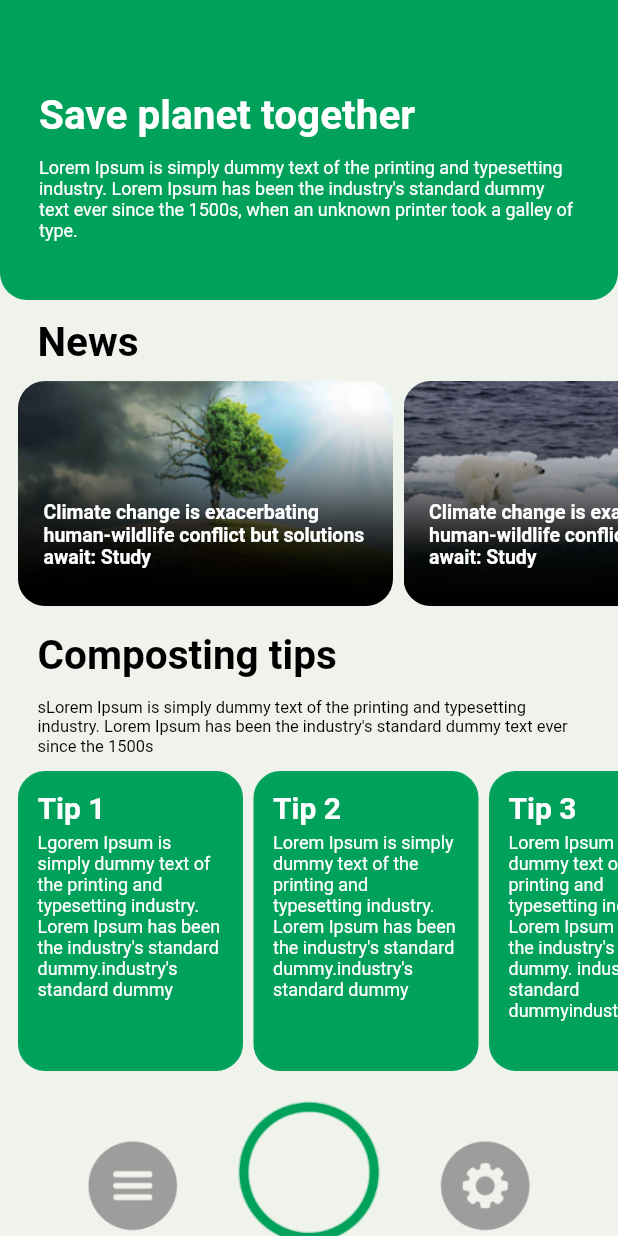
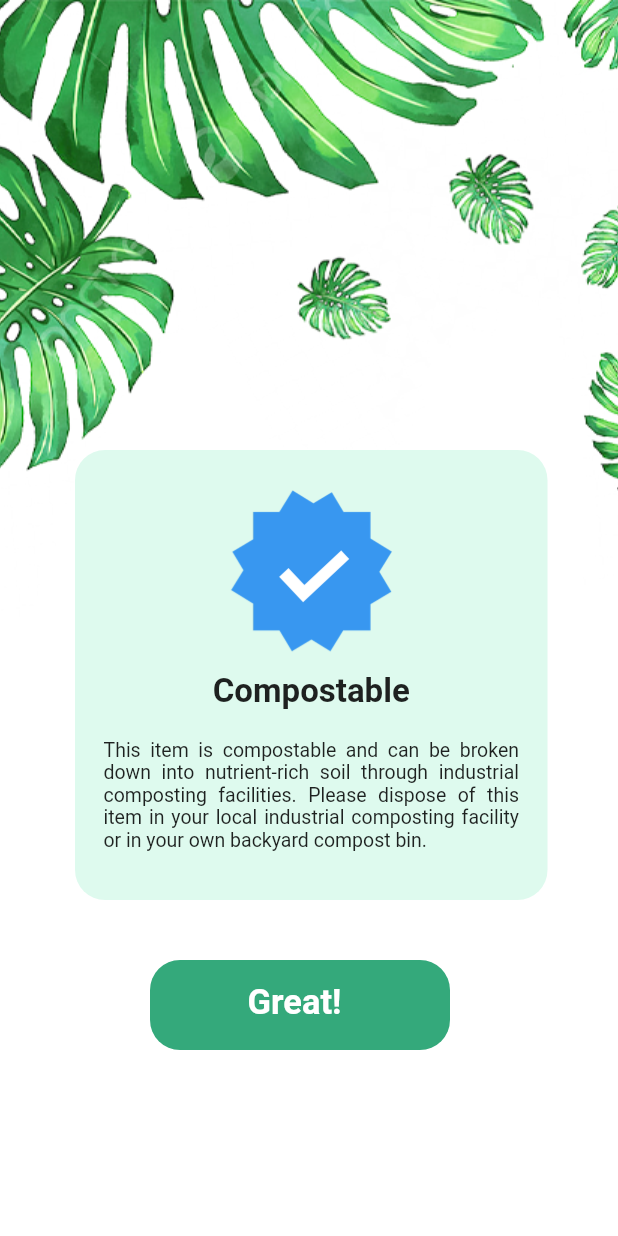
Before and after one commit to kylsnchz12/softeng-cmc, a Flutter app: the screen it shows after launch, on a phone screen of 412 x 824 dp. Run offline on Flutter 3.47's test engine with Material 2 defaults, Android fonts, the phone set to English and light mode, and no system bars; our stand-ins replace camera.

Commit message:
compostable screen

```diff
--- a/soft_eng_cmc/lib/main.dart
+++ b/soft_eng_cmc/lib/main.dart
@@ -2,6 +2,8 @@ import 'package:camera/camera.dart';
 import 'package:flutter/material.dart';
 import 'package:soft_eng_cmc/screens/camera_page.dart';
 import 'package:soft_eng_cmc/screens/home_screen.dart';
+
+import 'screens/home2.dart';
 
 late List<CameraDescription> _cameras;
 
@@ -109,7 +111,7 @@ class _MainScreenState extends State<MainScreen> {
       debugShowCheckedModeBanner: false,
       theme: ThemeData(scaffoldBackgroundColor: Colors.white),
       routes: {
-        "/": (context) => const HomeScreen(),
+        "/": (context) => const HomeScreenTwo(),
         "cameraPage": (context) => CameraPage(
               cameraController: controller,
             )
--- a/soft_eng_cmc/lib/screens/camera_page.dart
+++ b/soft_eng_cmc/lib/screens/camera_page.dart
@@ -24,25 +24,32 @@ class _CameraPageState extends State<CameraPage> {
   XFile? pictureFile;
   String message = '';
   bool resultCall = false;
+  bool _isLoading = false;
+
+  void show() {
+    setState(() {
+      _isLoading = true;
+    });
+  }
+
+  void hide() {
+    setState(() {
+      _isLoading = false;
+    });
+  }
 
   Future<String> uploadImage(File imageFile) async {
     var stream = http.ByteStream(imageFile.openRead());
     stream.cast();
     var length = await imageFile.length();
 
-    var uri = Uri.parse('https://aa9c-110-54-231-24.ngrok-free.app/upload');
+    var uri = Uri.parse('https://63a5-110-54-230-32.ngrok-free.app/upload');
     var request = http.MultipartRequest("POST", uri);
     var multipartFile = http.MultipartFile('files', stream, length,
         filename: imageFile.path.split("/").last);
     request.files.add(multipartFile);
 
     var completer = Completer<String>();
-
-    // showDialog(
-    //     context: context,
-    //     builder: ((context) {
-    //       return Center(child: CircularProgressIndicator());
-    //     }));
 
     var response = await request.send();
     if (response.statusCode == 200) {
@@ -51,7 +58,7 @@ class _CameraPageState extends State<CameraPage> {
       print("Error uploading image");
     }
     response.stream.transform(utf8.decoder).listen((value) {
-      // print(value);
+      print(value);
       final decoded = json.decode(value);
       final message = decoded['message'];
 
@@ -65,6 +72,7 @@ class _CameraPageState extends State<CameraPage> {
         completer.complete("Error");
       }
     });
+
     return completer.future;
   }
 
@@ -126,11 +134,18 @@ class _CameraPageState extends State<CameraPage> {
                 padding: const EdgeInsets.only(bottom: 35),
                 child: GestureDetector(
                   onTap: () async {
+                    show();
+                    if (_isLoading) {
+                      const Center(
+                        child: CircularProgressIndicator(),
+                      );
+                    }
                     pictureFile = await widget.cameraController?.takePicture();
 
                     File imageFile = File(pictureFile!.path);
 
                     String result = await uploadImage(imageFile);
+                    hide();
                     print(result);
 
                     if (resultCall == true) {
@@ -193,7 +208,7 @@ class _CameraPageState extends State<CameraPage> {
                                       ),
                                       const SizedBox(height: 24),
                                       const Text(
-                                        "Lorem Ipsum is simply dummy text of the printing and typesetting industry. Lorem Ipsum has been the industry's standard dummy text ever since the 1500s, when an unknown printer took a galley of type and scrambled it to make a type specimen book. It has survived not only five centuries, but also the leap into electronic typesetting, remaining essentially unchanged. It was popularised in the 1960s with the release of Letraset sheets containing Lorem Ipsum passages, and more recently with desktop publishing software like Aldus PageMaker including versions of Lorem Ipsum.",
+                                        "This item is compostable and can be broken down into nutrient-rich soil through industrial composting facilities. Please dispose of this item in your local industrial composting facility or in your own backyard compost bin to reduce waste and nourish the soil. Note: Do not dispose of this item in your regular trash as it will not break down in a landfill.",
                                         style: TextStyle(
                                             fontSize: 15, color: Colors.black),
                                       )
@@ -238,9 +253,9 @@ class _CameraPageState extends State<CameraPage> {
                                           //   'assets/images/check.png',
                                           //   scale: 12,
                                           // ),
-                                          SizedBox(width: 5),
+                                          // SizedBox(width: 5),
                                           Text(
-                                            "Not Compostable",
+                                            "Non Compostable",
                                             style: TextStyle(
                                                 color: Colors.black,
                                                 fontSize: 30,
@@ -263,7 +278,7 @@ class _CameraPageState extends State<CameraPage> {
                                       ),
                                       const SizedBox(height: 24),
                                       const Text(
-                                        "Lorem Ipsum is simply dummy text of the printing and typesetting industry. Lorem Ipsum has been the industry's standard dummy text ever since the 1500s, when an unknown printer took a galley of type and scrambled it to make a type specimen book. It has survived not only five centuries, but also the leap into electronic typesetting, remaining essentially unchanged. It was popularised in the 1960s with the release of Letraset sheets containing Lorem Ipsum passages, and more recently with desktop publishing software like Aldus PageMaker including versions of Lorem Ipsum.",
+                                        "This item is not compostable and cannot be broken down into nutrient-rich soil. Please dispose of this item in your regular trash. Note: Do not attempt to compost this item in your backyard compost bin or dispose of it in your local industrial composting facility as it may contaminate the composting process and cause harm to the environment.",
                                         style: TextStyle(
                                             fontSize: 15, color: Colors.black),
                                       )
@@ -281,13 +296,13 @@ class _CameraPageState extends State<CameraPage> {
                       img: 'assets/images/camera_button2.png'),
                 ),
               ),
-              if (pictureFile != null)
-                SizedBox(
-                    width: screenWidth,
-                    height: screenHeight,
-                    child: FittedBox(
-                        fit: BoxFit.cover,
-                        child: Image.file(File(pictureFile!.path)))),
+              // if (pictureFile != null)
+              //   SizedBox(
+              //       width: screenWidth,
+              //       height: screenHeight,
+              //       child: FittedBox(
+              //           fit: BoxFit.cover,
+              //           child: Image.file(File(pictureFile!.path)))),
               const SizedBox(width: 37),
               const FrostedGlass(
                   w: 65.00, h: 65.00, img: 'assets/images/setting2.png'),
--- /dev/null
+++ b/soft_eng_cmc/lib/screens/home2.dart
@@ -0,0 +1,91 @@
+import 'package:flutter/material.dart';
+import 'package:flutter/src/widgets/framework.dart';
+import 'package:flutter/src/widgets/placeholder.dart';
+
+class HomeScreenTwo extends StatefulWidget {
+  const HomeScreenTwo({super.key});
+
+  @override
+  State<HomeScreenTwo> createState() => _HomeScreenTwoState();
+}
+
+class _HomeScreenTwoState extends State<HomeScreenTwo> {
+  @override
+  Widget build(BuildContext context) {
+    return Scaffold(
+      body: Stack(
+        children: [
+          Container(
+            height: 415,
+            width: 415,
+            decoration: const BoxDecoration(
+              image: DecorationImage(
+                image: AssetImage("assets/images/leaves.png"),
+                fit: BoxFit.cover,
+              ),
+            ),
+          ),
+          Column(
+            children: [
+              Padding(
+                padding: const EdgeInsets.only(left: 50, top: 300),
+                child: Container(
+                  height: 300,
+                  width: 315,
+                  decoration: BoxDecoration(
+                    color: const Color(0xFFDEFAEE),
+                    borderRadius: BorderRadius.circular(20),
+                  ),
+                  child: Column(
+                    mainAxisAlignment: MainAxisAlignment.center,
+                    children: [
+                      Image.asset(
+                        'assets/images/check.png',
+                        scale: 3,
+                      ),
+                      const SizedBox(width: 5),
+                      const Text(
+                        "Compostable",
+                        style: TextStyle(
+                            fontWeight: FontWeight.bold, fontSize: 22),
+                      ),
+                      const Padding(
+                        padding: EdgeInsets.all(19),
+                        child: Text(
+                          "This item is compostable and can be broken down into nutrient-rich soil through industrial composting facilities. Please dispose of this item in your local industrial composting facility or in your own backyard compost bin.",
+                          textAlign: TextAlign.justify,
+                          style: TextStyle(fontSize: 13),
+                        ),
+                      )
+                    ],
+                  ),
+                ),
+              ),
+            ],
+          ),
+          Padding(
+            padding: const EdgeInsets.only(left: 100, top: 640),
+            child: Container(
+              height: 60,
+              width: 200,
+              decoration: BoxDecoration(
+                color: const Color(0xFF34a97b),
+                borderRadius: BorderRadius.circular(20),
+              ),
+              child: const Padding(
+                padding: EdgeInsets.only(left: 65, top: 15),
+                child: Text(
+                  "Great!",
+                  style: TextStyle(
+                      fontSize: 23,
+                      fontWeight: FontWeight.bold,
+                      color: Color.fromARGB(255, 255, 255, 255)),
+                ),
+              ),
+            ),
+          )
+        ],
+      ),
+    );
+  }
+}
--- a/soft_eng_cmc/lib/screens/home_screen.dart
+++ b/soft_eng_cmc/lib/screens/home_screen.dart
@@ -31,7 +31,7 @@ class HomeScreen extends StatelessWidget {
                   crossAxisAlignment: CrossAxisAlignment.start,
                   children: const [
                     Text(
-                      "Save planet together",
+                      "EcoScan",
                       style: TextStyle(
                           color: Colors.white,
                           fontSize: 27,
@@ -49,136 +49,6 @@ class HomeScreen extends StatelessWidget {
                 ),
               ),
             ),
-          ),
-          const SizedBox(
-            height: 12,
-          ),
-          Padding(
-            padding: const EdgeInsets.only(left: 25, right: 25),
-            child: Column(
-              crossAxisAlignment: CrossAxisAlignment.start,
-              children: const [
-                Text(
-                  "News",
-                  style: TextStyle(
-                      color: Colors.black,
-                      fontSize: 27,
-                      fontWeight: FontWeight.bold),
-                ),
-              ],
-            ),
-          ),
-          const SizedBox(height: 10),
-          Padding(
-            padding: const EdgeInsets.only(left: 12),
-            child: SingleChildScrollView(
-                scrollDirection: Axis.horizontal,
-                child: Row(
-                  crossAxisAlignment: CrossAxisAlignment.start,
-                  children: [
-                    Stack(
-                      children: [
-                        Material(
-                          color: Colors.transparent,
-                          child: InkWell(
-                            onTap: () {},
-                            child: ClipRRect(
-                              borderRadius: BorderRadius.circular(18),
-                              child: Image.asset('assets/images/news1.png',
-                                  width: 250, height: 150),
-                            ),
-                          ),
-                        ),
-                        Positioned(
-                            top: 80,
-                            left: 17,
-                            right: 17,
-                            child: Row(
-                              children: const [
-                                Expanded(
-                                  child: Text(
-                                      "Climate change is exacerbating human-wildlife conflict but solutions await: Study",
-                                      style: TextStyle(
-                                          color: Colors.white,
-                                          fontSize: 13,
-                                          fontWeight: FontWeight.bold),
-                                      maxLines: 3,
-                                      overflow: TextOverflow.ellipsis),
-                                ),
-                              ],
-                            )),
-                      ],
-                    ),
-                    const SizedBox(width: 7),
-                    Stack(
-                      children: [
-                        Material(
-                          color: Colors.transparent,
-                          child: InkWell(
-                            onTap: () {},
-                            child: ClipRRect(
-                              borderRadius: BorderRadius.circular(18),
-                              child: Image.asset('assets/images/news2.png',
-                                  width: 250, height: 150),
-                            ),
-                          ),
-                        ),
-                        Positioned(
-                            top: 80,
-                            left: 17,
-                            right: 17,
-                            child: Row(
-                              children: const [
-                                Expanded(
-                                  child: Text(
-                                      "Climate change is exacerbating human-wildlife conflict but solutions await: Study",
-                                      style: TextStyle(
-                                          color: Colors.white,
-                                          fontSize: 13,
-                                          fontWeight: FontWeight.bold),
-                                      maxLines: 3,
-                                      overflow: TextOverflow.ellipsis),
-                                ),
-                              ],
-                            )),
-                      ],
-                    ),
-                    const SizedBox(width: 7),
-                    Stack(
-                      children: [
-                        Material(
-                          color: Colors.transparent,
-                          child: InkWell(
-                            onTap: () {},
-                            child: ClipRRect(
-                              borderRadius: BorderRadius.circular(18),
-                              child: Image.asset('assets/images/news3.png',
-                                  width: 250, height: 150),
-                            ),
-                          ),
-                        ),
-                        Positioned(
-                            top: 80,
-                            left: 17,
-                            right: 17,
-                            child: Row(
-                              children: const [
-                                Expanded(
-                                  child: Text(
-                                      "Climate change is exacerbating human-wildlife conflict but solutions await: Study",
-                                      style: TextStyle(
-                                          color: Colors.white,
-                                          fontSize: 13,
-                                          fontWeight: FontWeight.bold),
-                                      maxLines: 3,
-                                      overflow: TextOverflow.ellipsis),
-                                ),
-                              ],
-                            )),
-                      ],
-                    ),
-                  ],
-                )),
           ),
           const SizedBox(
             height: 17,
@@ -340,17 +210,17 @@ class HomeScreen extends StatelessWidget {
                 crossAxisAlignment: CrossAxisAlignment.center,
                 mainAxisAlignment: MainAxisAlignment.center,
                 children: [
-                  Material(
-                    color: Colors.transparent,
-                    child: InkWell(
-                      onTap: () {},
-                      child: ClipRRect(
-                        borderRadius: BorderRadius.circular(50),
-                        child: Image.asset('assets/images/menu_button.png',
-                            width: 60, height: 60),
-                      ),
-                    ),
-                  ),
+                  // Material(
+                  //   color: Colors.transparent,
+                  //   child: InkWell(
+                  //     onTap: () {},
+                  //     child: ClipRRect(
+                  //       borderRadius: BorderRadius.circular(50),
+                  //       child: Image.asset('assets/images/menu_button.png',
+                  //           width: 60, height: 60),
+                  //     ),
+                  //   ),
+                  // ),
                   const SizedBox(width: 40),
                   Padding(
                     padding: const EdgeInsets.only(bottom: 18),
@@ -387,17 +257,17 @@ class HomeScreen extends StatelessWidget {
                     ),
                   ),
                   const SizedBox(width: 40),
-                  Material(
-                    color: Colors.transparent,
-                    child: InkWell(
-                      onTap: () {},
-                      child: ClipRRect(
-                        borderRadius: BorderRadius.circular(50),
-                        child: Image.asset('assets/images/setting_button.png',
-                            width: 60, height: 60),
-                      ),
-                    ),
-                  ),
+                  // Material(
+                  //   color: Colors.transparent,
+                  //   child: InkWell(
+                  //     onTap: () {},
+                  //     child: ClipRRect(
+                  //       borderRadius: BorderRadius.circular(50),
+                  //       child: Image.asset('assets/images/setting_button.png',
+                  //           width: 60, height: 60),
+                  //     ),
+                  //   ),
+                  // ),
                 ],
               ),
             ),
```
Also changed, not shown: soft_eng_cmc/assets/images/bg.png (added), soft_eng_cmc/assets/images/boxCompo.png (added), soft_eng_cmc/assets/images/compostScreen.png (added), soft_eng_cmc/assets/images/earth.png (added), soft_eng_cmc/assets/images/leaves.png (added), soft_eng_cmc/assets/images/non-comp.png (added), 1 other file.
